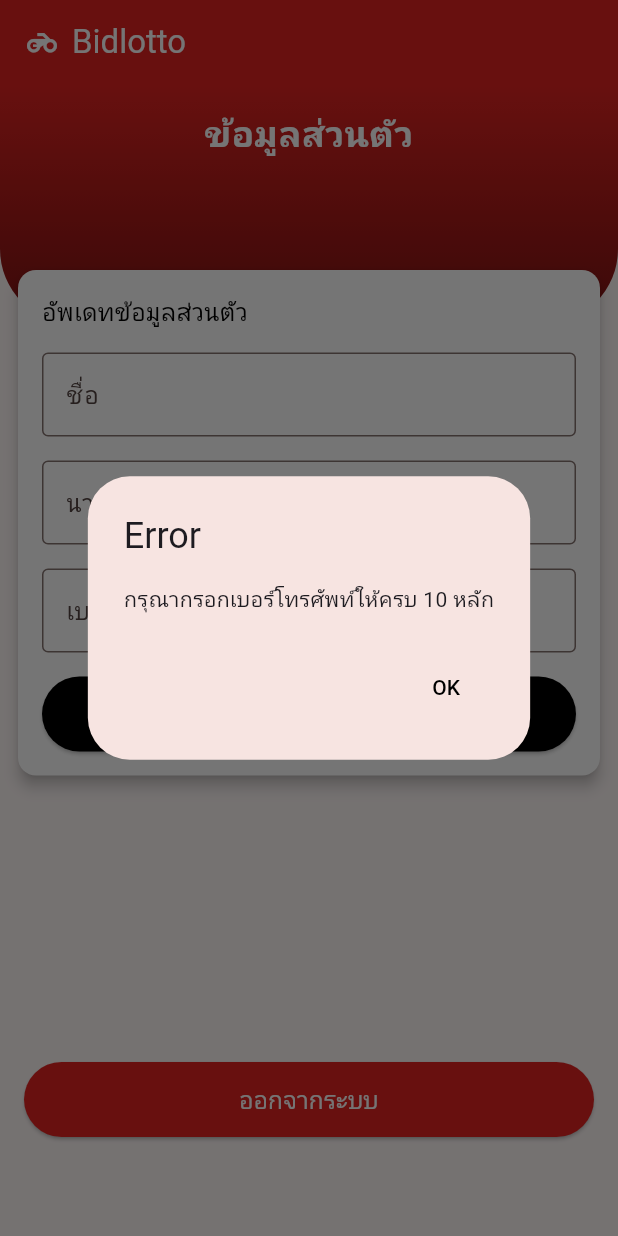
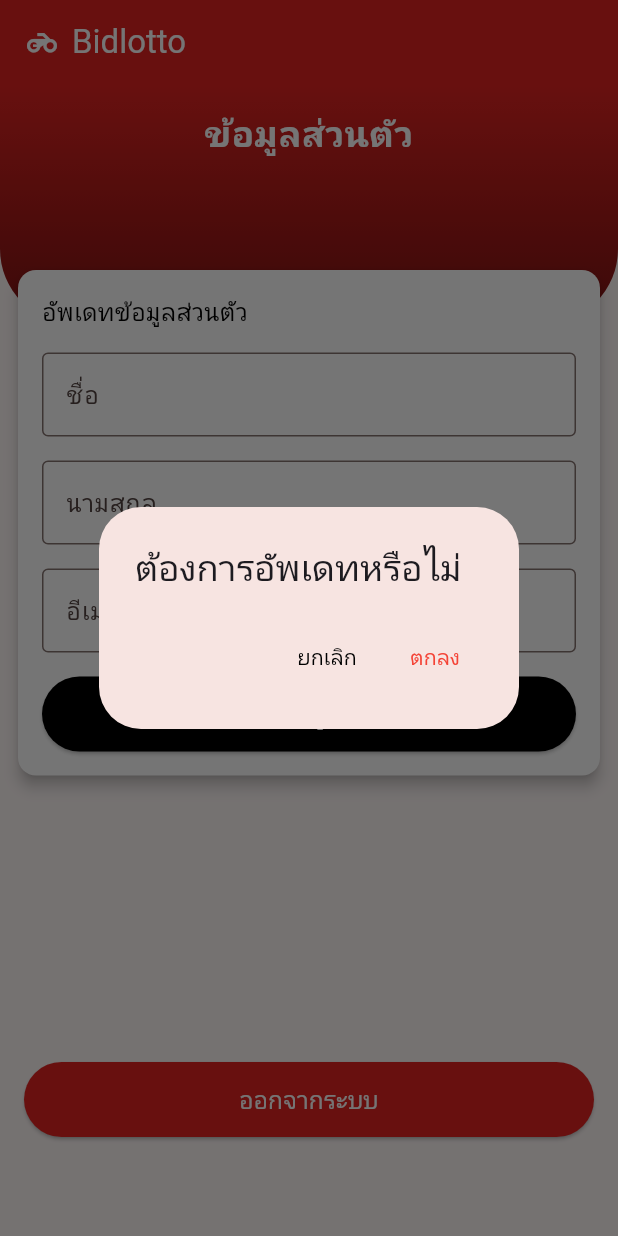
Before and after one commit to l3lasx/bidlotto, a Flutter app: the ProfilePage screen opened by its route, after a tap on "อัพเดทข้อมูลส่วนตัว", on a phone screen of 412 x 824 dp. Run offline on Flutter 3.47's test engine with Material 3 defaults, Android fonts, the phone set to English and light mode, and no system bars; our stand-ins replace dio, flutter_riverpod, go_router, google_fonts, shared_preferences; missing offline and left inert: animated_pin_input_text_field; accounts and stored records are empty; Roboto replaces fonts that are missing (Prompt).

Commit message:
-fix change show phone to email in profile page change model from phone to email

```diff
--- a/lib/model/request/customer_update_put_req.dart
+++ b/lib/model/request/customer_update_put_req.dart
@@ -11,23 +11,23 @@ String customerUpdatePutResquestToJson(CustomerUpdatePutResquest data) => json.e
 class CustomerUpdatePutResquest {
     String firstName;
     String lastName;
-    String phone;
+    String email;
 
     CustomerUpdatePutResquest({
         required this.firstName,
         required this.lastName,
-        required this.phone,
+        required this.email,
     });
 
     factory CustomerUpdatePutResquest.fromJson(Map<String, dynamic> json) => CustomerUpdatePutResquest(
         firstName: json["first_name"],
         lastName: json["last_name"],
-        phone: json["phone"],
+        email: json["email"],
     );
 
     Map<String, dynamic> toJson() => {
         "first_name": firstName,
         "last_name": lastName,
-        "phone": phone,
+        "email": email,
     };
 }
--- a/lib/model/response/customer_update_put_res.dart
+++ b/lib/model/response/customer_update_put_res.dart
@@ -30,7 +30,7 @@ class CustomerUpdatePutResponse {
 
 class Data {
     int id;
-    String phone;
+    String email;
     String firstName;
     String lastName;
     String password;
@@ -39,7 +39,7 @@ class Data {
 
     Data({
         required this.id,
-        required this.phone,
+        required this.email,
         required this.firstName,
         required this.lastName,
         required this.password,
@@ -49,7 +49,7 @@ class Data {
 
     factory Data.fromJson(Map<String, dynamic> json) => Data(
         id: json["id"],
-        phone: json["phone"],
+        email: json["email"],
         firstName: json["first_name"],
         lastName: json["last_name"],
         password: json["password"],
@@ -59,7 +59,7 @@ class Data {
 
     Map<String, dynamic> toJson() => {
         "id": id,
-        "phone": phone,
+        "email": email,
         "first_name": firstName,
         "last_name": lastName,
         "password": password,
--- a/lib/model/userModel.dart
+++ b/lib/model/userModel.dart
@@ -10,7 +10,7 @@ String userModelToJson(UserModel data) => json.encode(data.toJson());
 
 class UserModel {
   int? id;
-  String? phone;
+  String? email;
   String? firstName;
   String? lastName;
   String? avatarPicture;
@@ -20,7 +20,7 @@ class UserModel {
 
   UserModel({
     this.id,
-    this.phone,
+    this.email,
     this.firstName,
     this.lastName,
     this.avatarPicture,
@@ -31,7 +31,7 @@ class UserModel {
 
   factory UserModel.fromJson(Map<String, dynamic> json) => UserModel(
         id: json["id"],
-        phone: json["phone"],
+        email: json["email"],
         firstName: json["first_name"],
         lastName: json["last_name"],
         avatarPicture: json["avatar_picture"],
@@ -42,7 +42,7 @@ class UserModel {
 
   Map<String, dynamic> toJson() => {
         "id": id,
-        "phone": phone,
+        "email": email,
         "first_name": firstName,
         "last_name": lastName,
         "avatar_picture": avatarPicture,
--- a/lib/pages/profile.dart
+++ b/lib/pages/profile.dart
@@ -22,7 +22,7 @@ class _ProfilePageState extends ConsumerState<ProfilePage> {
 
   final TextEditingController _firstNameController = TextEditingController();
   final TextEditingController _lastNameController = TextEditingController();
-  final TextEditingController _phoneController = TextEditingController();
+  final TextEditingController _emailController = TextEditingController();
   final TextEditingController _oldPasswordController = TextEditingController();
   final TextEditingController _newPasswordController = TextEditingController();
   final TextEditingController _confirmPasswordController =
@@ -41,7 +41,7 @@ class _ProfilePageState extends ConsumerState<ProfilePage> {
     if (userData != null) {
       _firstNameController.text = userData!.firstName ?? '';
       _lastNameController.text = userData!.lastName ?? '';
-      _phoneController.text = userData!.phone ?? '';
+      _emailController.text = userData!.email ?? '';
       _oldPasswordController.text = '';
       _newPasswordController.text = '';
       _confirmPasswordController.text = '';
@@ -68,10 +68,6 @@ class _ProfilePageState extends ConsumerState<ProfilePage> {
   }
 
   void _showConfirmationDialog() {
-    if (_phoneController.text.length != 10) {
-      _showErrorDialog('กรุณากรอกเบอร์โทรศัพท์ให้ครบ 10 หลัก');
-      return;
-    }
     showDialog(
       context: context,
       builder: (BuildContext context) {
@@ -101,17 +97,12 @@ class _ProfilePageState extends ConsumerState<ProfilePage> {
     final authstate = ref.read(authServiceProvider);
     final user = authstate.user;
     if (user != null && user.id != null) {
-      if (_phoneController.text.length != 10) {
-        _showErrorDialog('กรุณากรอกเบอร์โทรศัพท์ให้ครบ 10 หลัก');
-        return;
-      }
-
       final apiService = ref.read(userServiceProvider);
       try {
         final updateData = CustomerUpdatePutResquest(
           firstName: _firstNameController.text,
           lastName: _lastNameController.text,
-          phone: _phoneController.text,
+          email: _emailController.text,
         );
 
         final response = await apiService.updateUser(user.id!, updateData);
@@ -303,16 +294,12 @@ class _ProfilePageState extends ConsumerState<ProfilePage> {
                       ),
                       const SizedBox(height: 16),
                       TextField(
-                        controller: _phoneController,
+                        controller: _emailController,
                         decoration: const InputDecoration(
-                          labelText: 'เบอร์โทรศัพท์',
+                          labelText: 'อีเมล',
                           border: OutlineInputBorder(),
                         ),
-                        keyboardType: TextInputType.phone,
-                        inputFormatters: [
-                          FilteringTextInputFormatter.digitsOnly,
-                          LengthLimitingTextInputFormatter(10),
-                        ],
+                        keyboardType: TextInputType.emailAddress,
                       ),
                       const SizedBox(height: 16),
                       ElevatedButton(
@@ -360,7 +347,7 @@ class _ProfilePageState extends ConsumerState<ProfilePage> {
   void dispose() {
     _firstNameController.dispose();
     _lastNameController.dispose();
-    _phoneController.dispose();
+    _emailController.dispose();
     _oldPasswordController.dispose();
     _newPasswordController.dispose();
     _confirmPasswordController.dispose();
```
